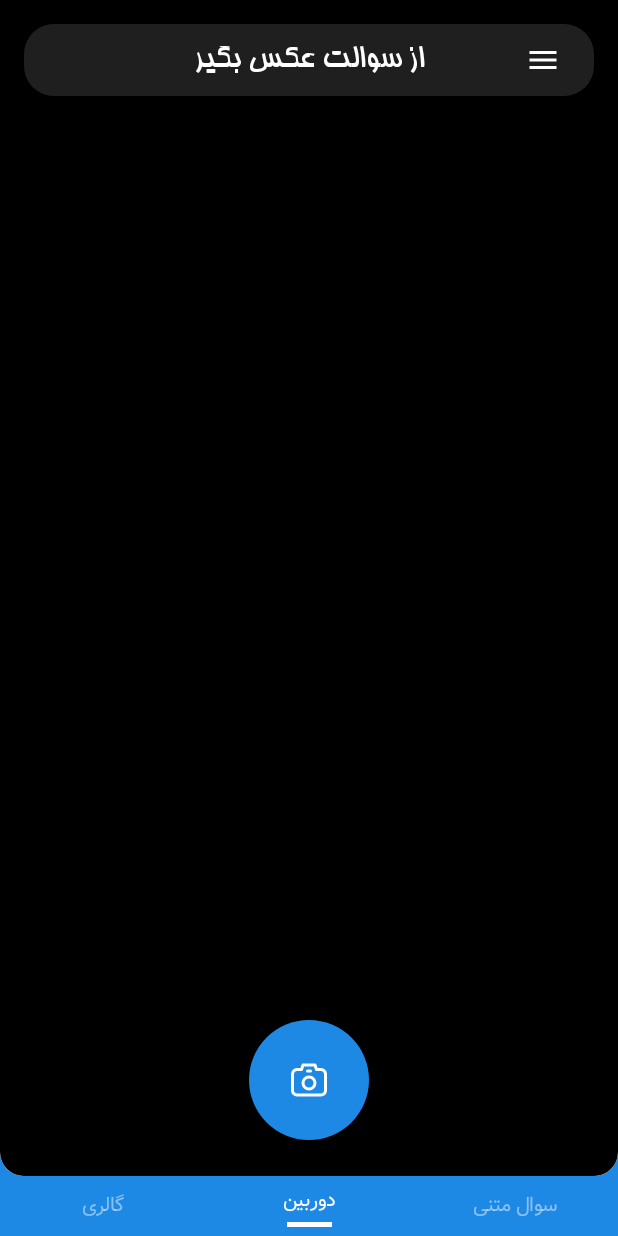
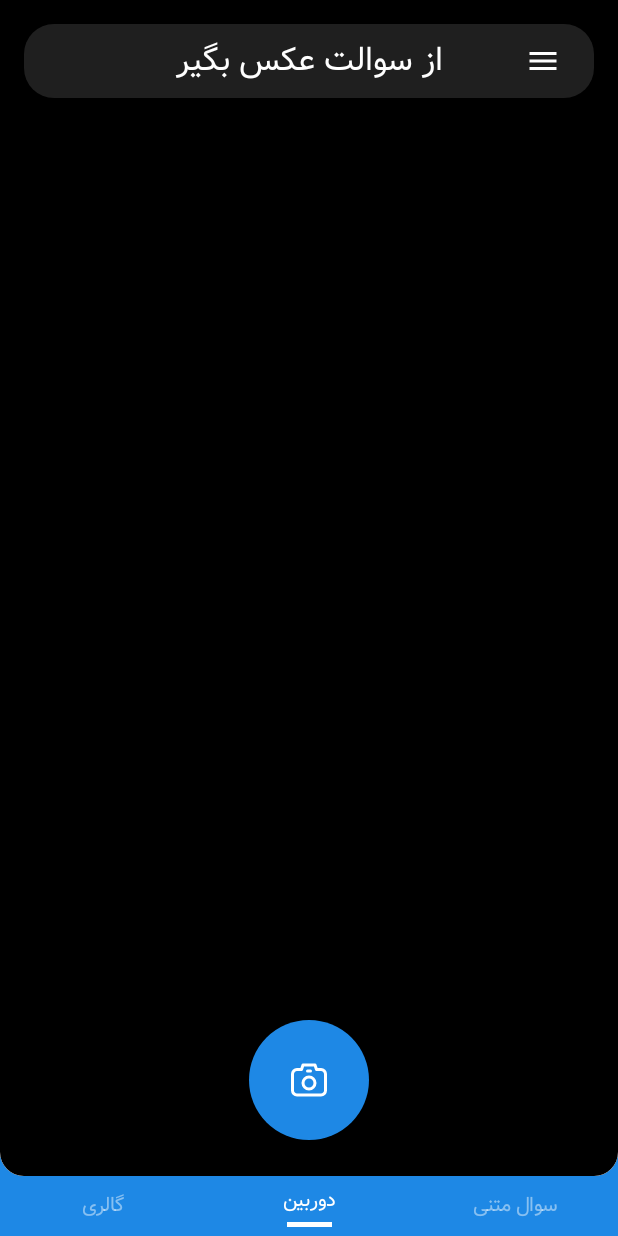
Before and after one commit to benyaminbeyzaie/fake-nimkat, an Android app built with Jetpack Compose: the screen it shows after launch (MainActivity), on a phone screen of 412 x 824 dp. Run offline under Robolectric (Android 15) with nearby library versions, the light colour scheme and no system bars; our stand-ins replace accompanist; 1 statement that could not run was skipped.

Commit message:
change font to vazir

```diff
--- a/app/src/main/java/com/nimkat/app/ui/theme/Type.kt
+++ b/app/src/main/java/com/nimkat/app/ui/theme/Type.kt
@@ -15,7 +15,7 @@ val mainFont = FontFamily(
 )
 
 val secondFont = FontFamily(
-    Font(R.font.far_homa),
+    Font(R.font.vazir),
 )
 
 // Set of Material typography styles to start with
```
